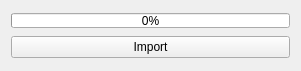
The window that Code/qtdcmImportWidget.ui (qtdcm/qtdcm) describes before a commit, drawn with Qt 5.
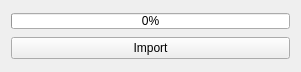
The same window after the commit. Icons and pictures are not drawn.

Commit message: changed maximum height of import progress bar

Patch:
```diff
--- a/Code/qtdcmImportWidget.ui
+++ b/Code/qtdcmImportWidget.ui
@@ -7,19 +7,19 @@
     <x>0</x>
     <y>0</y>
     <width>301</width>
-    <height>71</height>
+    <height>72</height>
    </rect>
   </property>
   <property name="minimumSize">
    <size>
     <width>0</width>
-    <height>71</height>
+    <height>72</height>
    </size>
   </property>
   <property name="maximumSize">
    <size>
     <width>16777215</width>
-    <height>71</height>
+    <height>72</height>
    </size>
   </property>
   <property name="windowTitle">
@@ -31,7 +31,7 @@
      <property name="maximumSize">
       <size>
        <width>300</width>
-       <height>15</height>
+       <height>16</height>
       </size>
      </property>
      <property name="value">
```
